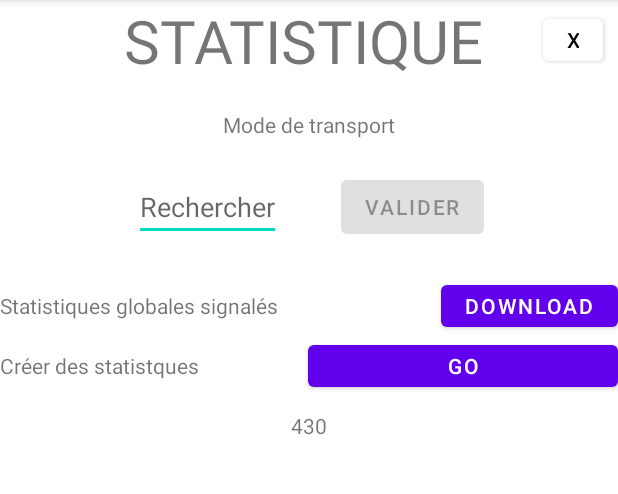
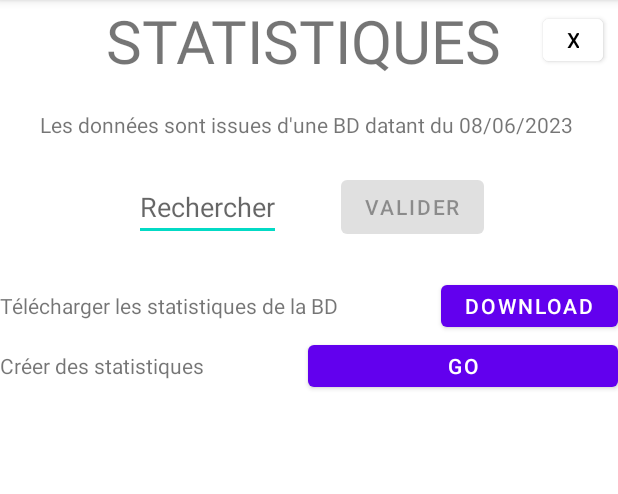
Before and after one commit to ClervieCauser/GoGoWaze, an Android app: the StatisticsActivity screen opened directly, with no data from a screen before it, on a phone screen of 412 x 824 dp, the part 84-578 px from its top. Run offline under Robolectric (Android 15) with nearby library versions, the phone set to English and light mode, and no system bars; network calls fail.

Commit message:
petites modifications du xml pour l'affichage

```diff
--- a/app/src/main/java/com/example/gogowaze/statistics/GraviteFragment.java
+++ b/app/src/main/java/com/example/gogowaze/statistics/GraviteFragment.java
@@ -86,12 +86,15 @@ public class GraviteFragment extends Fragment implements Accident.Observer {
 
             // Créer un TextView pour le type d'accident
             TextView typeAccidentTextView = new TextView(getContext());
+            typeAccidentTextView.setTextSize(14);
+
             typeAccidentTextView.setText(entry.getKey());
             typeAccidentTextView.setPadding(10, 10, 10, 10);
             tableRow.addView(typeAccidentTextView);
 
             // Créer un TextView pour le nombre d'accidents
             TextView countAccidentTextView = new TextView(getContext());
+            countAccidentTextView.setTextSize(14);
             countAccidentTextView.setText(String.valueOf(entry.getValue()));
             countAccidentTextView.setPadding(10, 10, 10, 10);
             tableRow.addView(countAccidentTextView);
--- a/app/src/main/java/com/example/gogowaze/statistics/TypeAccidentFragment.java
+++ b/app/src/main/java/com/example/gogowaze/statistics/TypeAccidentFragment.java
@@ -84,12 +84,14 @@ public class TypeAccidentFragment extends Fragment implements Accident.Observer
 
             // Créer un TextView pour le type d'accident
             TextView typeAccidentTextView = new TextView(getContext());
+            typeAccidentTextView.setTextSize(14);
             typeAccidentTextView.setText(entry.getKey()); // utiliser la clé de la map comme type d'accident
             typeAccidentTextView.setPadding(10, 10, 10, 10);
             tableRow.addView(typeAccidentTextView);
 
             // Créer un TextView pour le nombre d'accidents
             TextView countAccidentTextView = new TextView(getContext());
+            countAccidentTextView.setTextSize(14);
             countAccidentTextView.setText(String.valueOf(entry.getValue())); // utiliser la valeur de la map comme compte d'accident
             countAccidentTextView.setPadding(10, 10, 10, 10);
             tableRow.addView(countAccidentTextView);
--- a/app/src/main/res/layout/activity_statistique.xml
+++ b/app/src/main/res/layout/activity_statistique.xml
@@ -16,7 +16,7 @@
             android:layout_height="53dp"
             android:layout_marginStart="64dp"
             android:gravity="center"
-            android:text="STATISTIQUE"
+            android:text="STATISTIQUES"
             android:textSize="40dp"
             app:layout_constraintStart_toStartOf="parent"
             app:layout_constraintTop_toTopOf="parent" />
@@ -45,7 +45,7 @@
         android:gravity="center"
         android:layout_width="match_parent"
         android:layout_height="wrap_content"
-        android:text="Mode de transport" />
+        android:text="Les données sont issues d'une BD datant du 08/06/2023 " />
 
     <LinearLayout
         android:layout_width="match_parent"
@@ -79,7 +79,7 @@
             android:layout_width="136dp"
             android:layout_height="wrap_content"
             android:layout_weight="0.3"
-            android:text="Statistiques globales signalés" />
+            android:text="Télécharger les statistiques de la BD" />
 
         <Button
             android:layout_width="wrap_content"
@@ -97,7 +97,7 @@
             android:layout_width="136dp"
             android:layout_height="wrap_content"
             android:layout_weight="0.3"
-            android:text="Créer des statistques" />
+            android:text="Créer des statistiques" />
 
         <Button
             android:layout_width="310px"
@@ -108,13 +108,8 @@
             android:text="Go" />
     </LinearLayout>
 
-    <TextView
-        android:id="@+id/textViewNbStat"
-        android:layout_width="136dp"
-        android:layout_gravity="center"
-        android:layout_height="40dp"
-        android:gravity="center"
-        android:text="430" />
+
+
 
     <LinearLayout
         android:layout_width="match_parent"
```
